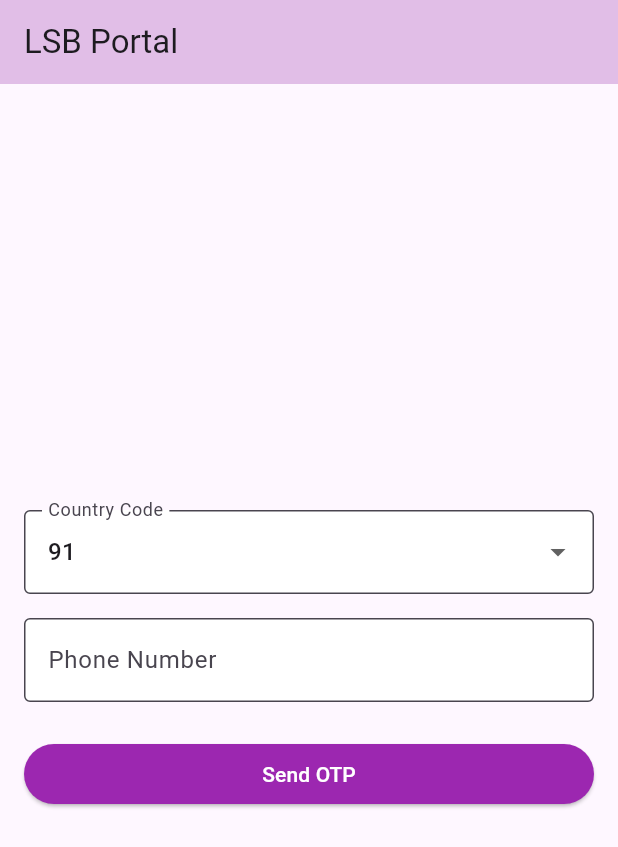
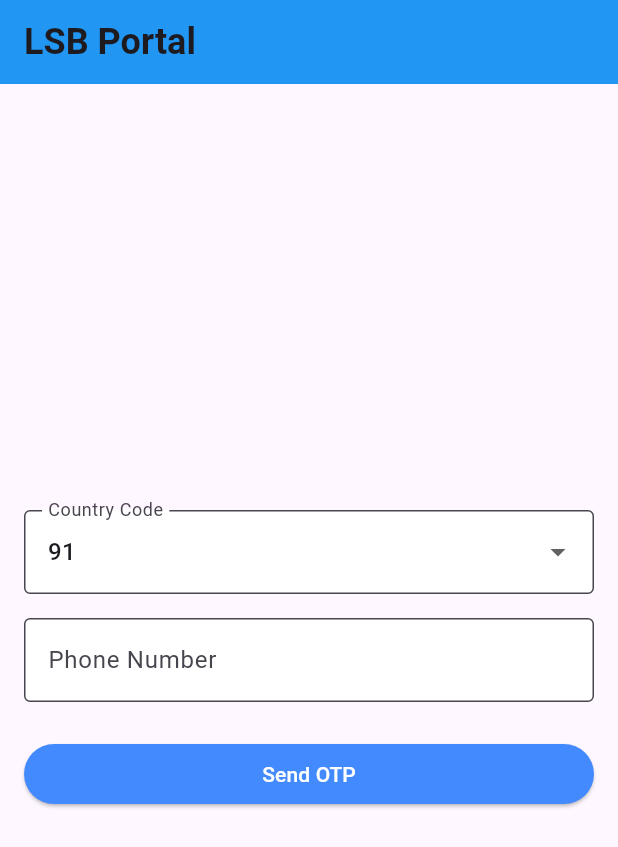
Before and after one commit to Singh1106/lsb_org_app, a Flutter app: the screen it shows after launch, on a phone screen of 412 x 824 dp. Shown: the top 847 px of the screen. Run offline on Flutter 3.47's test engine with Material 3 defaults, Android fonts, the phone set to English and light mode, and no system bars.

Commit message:
added themes

```diff
--- a/lib/main.dart
+++ b/lib/main.dart
@@ -4,6 +4,7 @@ import 'package:lsb_organization/pages/login.dart';
 import 'package:lsb_organization/pages/otp.dart';
 import 'package:lsb_organization/pages/profile.dart';
 import 'package:lsb_organization/pages/settings.dart';
+import 'package:lsb_organization/theme/main.dart';
 
 void main() {
   runApp(const MyApp());
@@ -16,11 +17,9 @@ class MyApp extends StatelessWidget {
   Widget build(BuildContext context) {
     return MaterialApp(
         debugShowCheckedModeBanner: false,
-        theme: ThemeData(
-          primaryColor: Colors.purple,
-          hintColor: Colors.purpleAccent,
-          fontFamily: 'Roboto',
-        ),
+        theme:
+            ThemeSelector.getTheme().toThemeData(), // Apply the selected theme
+
         home: const LoginPage(),
         routes: {
           '/otp': (context) => const OtpPage(),
--- a/lib/pages/login.dart
+++ b/lib/pages/login.dart
@@ -2,33 +2,139 @@
 
 import 'package:flutter/material.dart';
 import 'package:lsb_organization/pages/otp.dart';
+import 'package:lsb_organization/theme/main.dart';
+
+// class _LoginFormState extends State<LoginFormImplementation> {
+//   final TextEditingController phoneNumberController = TextEditingController();
+//   final _formKey = GlobalKey<FormState>();
+
+//   String? selectedCountryCode;
+
+//   List<String> countryCodes = [
+//     '91',
+//     '1',
+//     '44',
+//     '81',
+//     '86'
+//   ]; // Sample country codes
+
+//   @override
+//   void initState() {
+//     super.initState();
+//     selectedCountryCode = countryCodes[0]; // Set default country code
+//   }
+
+//   String? validatePhoneNumber(String? value) {
+//     if (value!.isEmpty) {
+//       return 'Please enter a phone number';
+//     }
+//     // Regular expression to validate phone numbers
+//     String pattern =
+//         r'^\d{7,}$'; // Custom pattern for any mobile number validation
+//     RegExp regExp = RegExp(pattern);
+//     if (!regExp.hasMatch(value)) {
+//       return 'Please enter a valid phone number';
+//     }
+//     return null;
+//   }
+
+//   @override
+//   Widget build(BuildContext context) {
+//     return Form(
+//       key: _formKey,
+//       child: Column(
+//         mainAxisAlignment: MainAxisAlignment.center,
+//         crossAxisAlignment: CrossAxisAlignment.stretch,
+//         children: <Widget>[
+//           DropdownButtonFormField<String>(
+//             value: selectedCountryCode,
+//             onChanged: (String? value) {
+//               setState(() {
+//                 selectedCountryCode = value;
+//               });
+//             },
+//             items: countryCodes.map((String code) {
+//               return DropdownMenuItem<String>(
+//                 value: code,
+//                 child: Text(code),
+//               );
+//             }).toList(),
+//             decoration: const InputDecoration(
+//               labelText: 'Country Code',
+//               border: OutlineInputBorder(),
+//               filled: true,
+//               fillColor: Colors.white,
+//             ),
+//           ),
+//           const SizedBox(height: 16.0),
+//           TextFormField(
+//             controller: phoneNumberController,
+//             keyboardType: TextInputType.phone,
+//             decoration: const InputDecoration(
+//               labelText: 'Phone Number',
+//               border: OutlineInputBorder(),
+//               filled: true,
+//               fillColor: Colors.white,
+//             ),
+//             validator: validatePhoneNumber,
+//           ),
+//           const SizedBox(height: 24.0),
+//           ElevatedButton(
+//             style: ElevatedButton.styleFrom(
+//               foregroundColor: Colors.white,
+//               backgroundColor: Colors.purple,
+//             ),
+//             onPressed: () {
+//               if (_formKey.currentState!.validate()) {
+//                 // Navigate to the OTP filling page
+//                 Navigator.push(
+//                   context,
+//                   MaterialPageRoute(
+//                     builder: (context) => const OtpPage(),
+//                   ),
+//                 );
+//               }
+//             },
+//             child: const Text('Send OTP'),
+//           ),
+//         ],
+//       ),
+//     );
+//   }
+// }
 
 class LoginPage extends StatelessWidget {
-  const LoginPage({super.key});
+  const LoginPage({Key? key});
 
   @override
   Widget build(BuildContext context) {
+    final theme = ThemeSelector.getTheme();
+
     return Scaffold(
       appBar: AppBar(
         title: const Text('LSB Portal'),
-        backgroundColor: Colors.purple[100],
+        backgroundColor: theme.primaryColor, // Use primary color from theme
       ),
-      body: const Padding(
-        padding: EdgeInsets.all(16.0),
-        child: LoginFormImplementation(),
+      body: Padding(
+        padding: const EdgeInsets.all(16.0),
+        child:
+            LoginFormImplementation(theme: theme), // Pass the theme to the form
       ),
     );
   }
 }
 
 class LoginFormImplementation extends StatefulWidget {
-  const LoginFormImplementation({super.key});
+  final AppTheme theme;
+
+  const LoginFormImplementation({Key? key, required this.theme});
 
   @override
   _LoginFormState createState() => _LoginFormState();
 }
 
 class _LoginFormState extends State<LoginFormImplementation> {
+  // Existing code..
   final TextEditingController phoneNumberController = TextEditingController();
   final _formKey = GlobalKey<FormState>();
 
@@ -83,30 +189,30 @@ class _LoginFormState extends State<LoginFormImplementation> {
                 child: Text(code),
               );
             }).toList(),
-            decoration: const InputDecoration(
+            decoration: InputDecoration(
               labelText: 'Country Code',
               border: OutlineInputBorder(),
               filled: true,
-              fillColor: Colors.white,
+              fillColor: widget.theme.formFieldFillColor, // Use theme color
             ),
           ),
           const SizedBox(height: 16.0),
           TextFormField(
-            controller: phoneNumberController,
-            keyboardType: TextInputType.phone,
-            decoration: const InputDecoration(
+            // Existing code...
+            decoration: InputDecoration(
               labelText: 'Phone Number',
               border: OutlineInputBorder(),
               filled: true,
-              fillColor: Colors.white,
+              fillColor: widget.theme.formFieldFillColor, // Use theme color
             ),
             validator: validatePhoneNumber,
           ),
           const SizedBox(height: 24.0),
           ElevatedButton(
             style: ElevatedButton.styleFrom(
-              foregroundColor: Colors.white,
-              backgroundColor: Colors.purple,
+              foregroundColor: widget.theme.buttonTextColor, // Use theme color
+              backgroundColor:
+                  widget.theme.buttonBackgroundColor, // Use theme color
             ),
             onPressed: () {
               if (_formKey.currentState!.validate()) {
--- /dev/null
+++ b/lib/theme/light.dart
@@ -0,0 +1,32 @@
+import 'package:flutter/material.dart';
+import 'package:lsb_organization/theme/main.dart';
+
+class LightTheme {
+  static AppTheme get theme {
+    return AppTheme(
+      name: 'Light Theme',
+      primaryColor: Colors.blue,
+      secondaryColor: Colors.white,
+      accentColor: Colors.green,
+      backgroundColor: Colors.white,
+      headingStyle: const TextStyle(
+        fontSize: 24.0,
+        fontWeight: FontWeight.bold,
+        color: Colors.black,
+      ),
+      bodyTextStyle: const TextStyle(
+        fontSize: 16.0,
+        color: Colors.black87,
+      ),
+      padding: const EdgeInsets.all(16.0),
+      borderRadius: 8.0,
+      elevation: 2.0,
+      // New properties for the enhanced theme
+      formFieldFillColor: Colors.white, // Example color for form field fill
+      buttonBackgroundColor:
+          Colors.blueAccent, // Example color for button background
+      buttonTextColor: Colors.white, // Example color for button text
+      // Add more properties as needed for your enhanced theme
+    );
+  }
+}
--- /dev/null
+++ b/lib/theme/main.dart
@@ -0,0 +1,158 @@
+import 'dart:math';
+
+import 'package:flutter/material.dart';
+import 'package:lsb_organization/theme/beige.dart';
+import 'package:lsb_organization/theme/golden.dart';
+import 'package:lsb_organization/theme/lavenderhaze.dart';
+import 'package:lsb_organization/theme/light.dart';
+import 'package:lsb_organization/theme/mintyfresh.dart';
+import 'package:lsb_organization/theme/oceanbreeze.dart';
+import 'package:lsb_organization/theme/offwhite.dart';
+import 'package:lsb_organization/theme/peachyglow.dart';
+import 'package:lsb_organization/theme/pearlessence.dart';
+import 'package:lsb_organization/theme/purple.dart';
+
+class AppTheme {
+  late String _name;
+  late Color _primaryColor;
+  late Color _secondaryColor;
+  late Color _accentColor;
+  late Color _backgroundColor;
+  late TextStyle _headingStyle;
+  late TextStyle _bodyTextStyle;
+  late EdgeInsets _padding;
+  late double _borderRadius;
+  late double _elevation;
+  late Color _formFieldFillColor;
+  late Color _buttonBackgroundColor;
+  late Color _buttonTextColor;
+
+  String get name => _name;
+  Color get primaryColor => _primaryColor;
+  Color get secondaryColor => _secondaryColor;
+  Color get accentColor => _accentColor;
+  Color get backgroundColor => _backgroundColor;
+  TextStyle get headingStyle => _headingStyle;
+  TextStyle get bodyTextStyle => _bodyTextStyle;
+  EdgeInsets get padding => _padding;
+  double get borderRadius => _borderRadius;
+  double get elevation => _elevation;
+  Color get formFieldFillColor => _formFieldFillColor;
+  Color get buttonBackgroundColor => _buttonBackgroundColor;
+  Color get buttonTextColor => _buttonTextColor;
+
+  set name(String name) => _name = name;
+  set primaryColor(Color color) => _primaryColor = color;
+  set secondaryColor(Color color) => _secondaryColor = color;
+  set accentColor(Color color) => _accentColor = color;
+  set backgroundColor(Color color) => _backgroundColor = color;
+  set headingStyle(TextStyle style) => _headingStyle = style;
+  set bodyTextStyle(TextStyle style) => _bodyTextStyle = style;
+  set padding(EdgeInsets padding) => _padding = padding;
+  set borderRadius(double radius) => _borderRadius = radius;
+  set elevation(double elevation) => _elevation = elevation;
+
+  set formFieldFillColor(Color formFieldFillColor) =>
+      _formFieldFillColor = formFieldFillColor;
+
+  set buttonBackgroundColor(Color buttonBackgroundColor) =>
+      _buttonBackgroundColor = buttonBackgroundColor;
+
+  set buttonTextColor(Color buttonTextColor) =>
+      _buttonTextColor = buttonTextColor;
+
+  AppTheme({
+    required String name,
+    required Color primaryColor,
+    required Color secondaryColor,
+    required Color accentColor,
+    required Color backgroundColor,
+    required TextStyle headingStyle,
+    required TextStyle bodyTextStyle,
+    required EdgeInsets padding,
+    required double borderRadius,
+    required double elevation,
+    required Color formFieldFillColor,
+    required Color buttonBackgroundColor,
+    required Color buttonTextColor,
+  }) {
+    _name = name;
+    _primaryColor = primaryColor;
+    _secondaryColor = secondaryColor;
+    _accentColor = accentColor;
+    _backgroundColor = backgroundColor;
+    _headingStyle = headingStyle;
+    _bodyTextStyle = bodyTextStyle;
+    _padding = padding;
+    _borderRadius = borderRadius;
+    _elevation = elevation;
+    _formFieldFillColor = formFieldFillColor;
+    _buttonBackgroundColor = buttonBackgroundColor;
+    _buttonTextColor = buttonTextColor;
+  }
+
+  ThemeData toThemeData() {
+    return ThemeData(
+      primaryColor: primaryColor,
+      hintColor: accentColor,
+      backgroundColor: backgroundColor,
+      // Add other theme properties as needed
+      textTheme: TextTheme(
+        headline6: headingStyle,
+        bodyText2: bodyTextStyle,
+      ),
+      // Add additional theme properties according to your AppTheme
+    );
+  }
+}
+
+enum ThemeType {
+  light,
+  purple,
+  golden,
+  beige,
+  offwhite,
+  pearlessence,
+  oceanbreeze,
+  lavenderhaze,
+  peachyglow,
+  mintyfrezh,
+  // Add more theme types if needed
+}
+
+class ThemeSelector {
+  static ThemeType getCurrentTheme() {
+    // Replace this logic with your method of retrieving the selected theme flag from app memory
+    // For demonstration purposes, using a hardcoded value
+    final themes = ThemeType.values;
+    final randomIndex = Random().nextInt(themes.length);
+    return themes[randomIndex];
+  }
+
+  static AppTheme getTheme() {
+    final currentTheme = getCurrentTheme();
+
+    switch (currentTheme) {
+      case ThemeType.light:
+        return LightTheme.theme;
+      case ThemeType.purple:
+        return PurpleTheme.theme;
+      case ThemeType.golden:
+        return GoldenTheme.theme;
+      case ThemeType.offwhite:
+        return OffWhiteTheme.theme;
+      case ThemeType.beige:
+        return BeigeTheme.theme;
+      case ThemeType.pearlessence:
+        return PearlEssenceTheme.theme;
+      case ThemeType.oceanbreeze:
+        return OceanBreezeTheme.theme;
+      case ThemeType.lavenderhaze:
+        return LavenderHazeTheme.theme;
+      case ThemeType.peachyglow:
+        return PeachyGlowTheme.theme;
+      case ThemeType.mintyfrezh:
+        return MintyFreshTheme.theme;
+    }
+  }
+}
```
Also changed, not shown: lib/pages/home.dart (+31 -20 lines), lib/pages/otp.dart (+9 -6 lines), lib/pages/profile.dart (+16 -4 lines), lib/pages/settings.dart (+16 -4 lines), lib/theme/beige.dart (added, +31 -0 lines), lib/theme/golden.dart (added, +31 -0 lines), lib/theme/lavenderhaze.dart (added, +31 -0 lines), lib/theme/mintyfresh.dart (added, +31 -0 lines), lib/theme/oceanbreeze.dart (added, +31 -0 lines), lib/theme/offwhite.dart (added, +31 -0 lines), lib/theme/peachyglow.dart (added, +31 -0 lines), lib/theme/pearlessence.dart (added, +31 -0 lines), lib/theme/purple.dart (added, +32 -0 lines).
